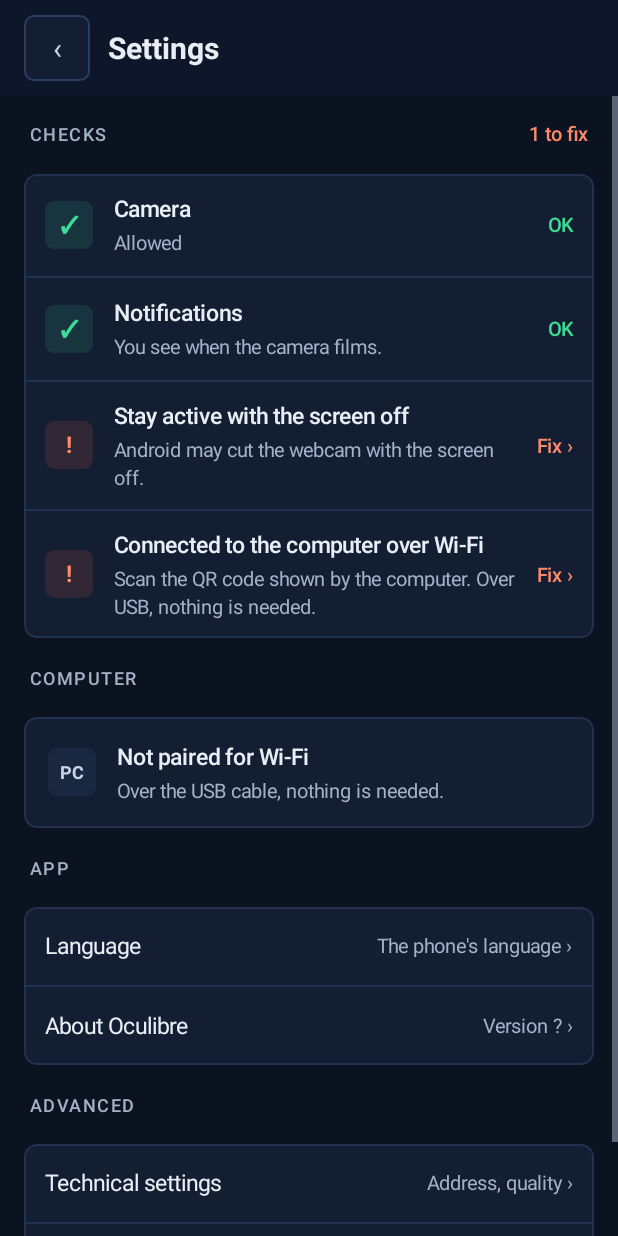
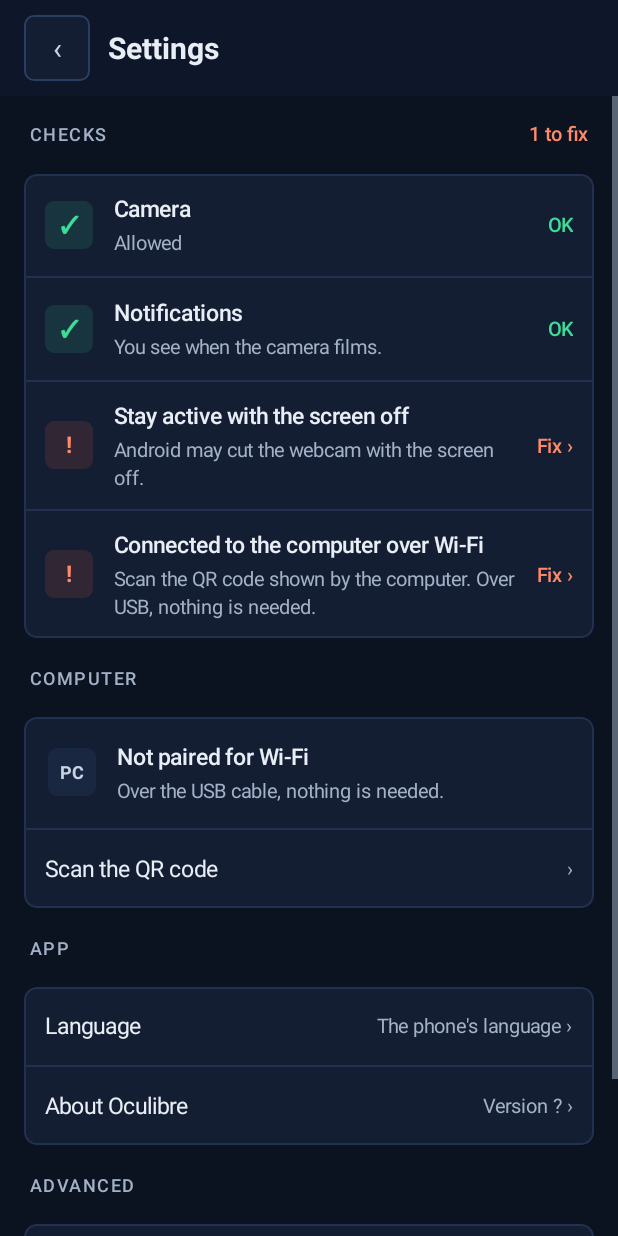
Before and after one commit to Raspeur/Oculibre, an Android app: the SettingsActivity screen opened directly, with no data from a screen before it, on a phone screen of 412 x 824 dp. Run offline under Robolectric (Android 15) with nearby library versions, the phone set to English and light mode, and no system bars.

Commit message:
#16 feat(android): scan a QR code again from the settings
The settings' Computer section always has a scan row: "Scan the QR
code" when no computer is paired, "Pair with another computer" once
one is, to switch computers or re-pair one that lost its key. Before,
the scanner was only reachable from the first launch or while
unpaired.

- SettingsActivity: action row opening ScannerActivity
- strings: scan_other_computer (English, French)

Refs #16

Co-Authored-By: Claude Opus 5.5 <noreply@anthropic.com>

```diff
--- a/android/app/src/main/java/org/oculibre/SettingsActivity.kt
+++ b/android/app/src/main/java/org/oculibre/SettingsActivity.kt
@@ -123,6 +123,11 @@ class SettingsActivity : Activity() {
                     })
                 }))
             })
+            // Scan again at any time: another computer, or the same one after it lost its key.
+            addView(Ui.actionRow(this@SettingsActivity,
+                getString(if (paired == null) R.string.scan_title else R.string.scan_other_computer), null) {
+                startActivity(Intent(this@SettingsActivity, ScannerActivity::class.java))
+            })
             if (paired != null) {
                 addView(Ui.actionRow(this@SettingsActivity, getString(R.string.forget_computer), "", R.color.oc_accent_text) {
                     AlertDialog.Builder(this@SettingsActivity)
--- a/android/app/src/main/res/values/strings.xml
+++ b/android/app/src/main/res/values/strings.xml
@@ -99,6 +99,7 @@
     <string name="scan_camera_denied">Oculibre needs the camera to read the QR code shown by the computer.</string>
     <string name="scan_allow">Allow in the settings</string>
     <string name="scan_camera_error">The camera could not be opened. Close the other apps using it, then try again.</string>
+    <string name="scan_other_computer">Pair with another computer</string>
     <string name="retry">Try again</string>
     <string name="pair_title">Pair with %1$s?</string>
     <string name="pair_text">Wi-Fi streaming to this computer will be encrypted, and only this computer will be able to receive it.\n\nCheck that the computer shows the same code:\n%1$s\n\nAddress: %2$s</string>
```
Also changed, not shown: 1 other file.
